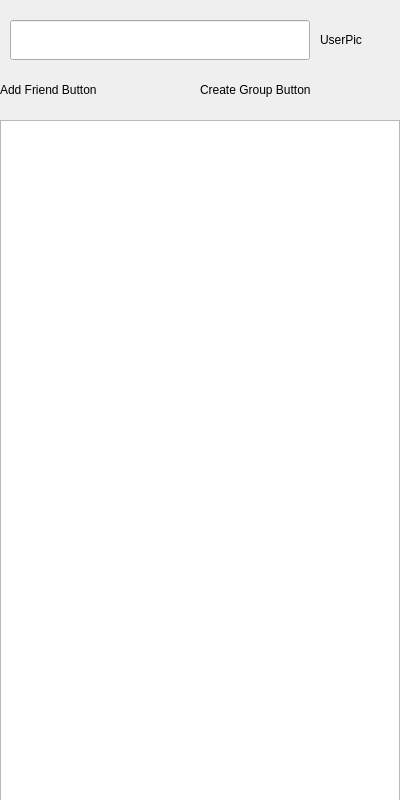
Old version of the form LCS/UI/mainwindow.ui in the repository SeeChen/LCS_lanChatSoftware.
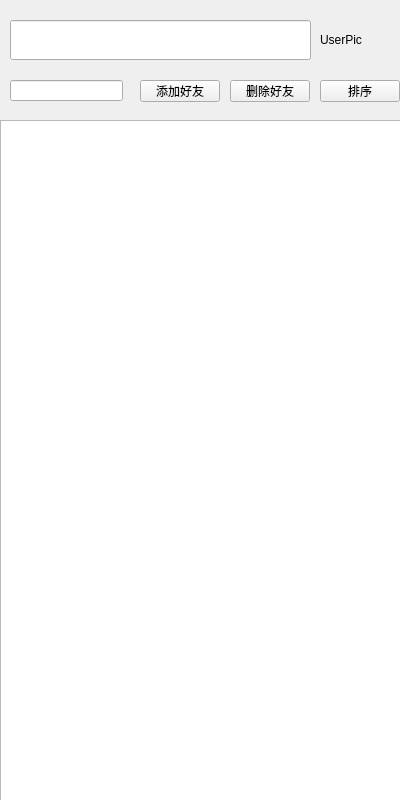
New version of the form.

Commit message:
添加mainWindow以及不完善的database类
-主database还不知道如何连接，自己想到的是用一个static的，只要连上去就都是同一个database不需要每个page都开自己的

```diff
--- a/LCS/UI/mainwindow.ui
+++ b/LCS/UI/mainwindow.ui
@@ -19,7 +19,7 @@
      <rect>
       <x>10</x>
       <y>20</y>
-      <width>300</width>
+      <width>301</width>
       <height>40</height>
      </rect>
     </property>
@@ -49,65 +49,65 @@
      <string>UserPic</string>
     </property>
    </widget>
-   <widget class="QLabel" name="labelCreateGroup">
+   <widget class="QPushButton" name="pushButtonAdd">
     <property name="geometry">
      <rect>
-      <x>200</x>
-      <y>60</y>
-      <width>200</width>
-      <height>60</height>
+      <x>140</x>
+      <y>80</y>
+      <width>80</width>
+      <height>22</height>
      </rect>
     </property>
-    <property name="sizePolicy">
-     <sizepolicy hsizetype="Fixed" vsizetype="Fixed">
-      <horstretch>0</horstretch>
-      <verstretch>0</verstretch>
-     </sizepolicy>
-    </property>
     <property name="text">
-     <string>Create Group Button</string>
+     <string>添加好友</string>
     </property>
-    <property name="scaledContents">
-     <bool>true</bool>
-    </property>
    </widget>
-   <widget class="QLabel" name="labelAddFriend">
+   <widget class="QPushButton" name="pushButtonDelete">
     <property name="geometry">
      <rect>
-      <x>0</x>
-      <y>60</y>
-      <width>200</width>
-      <height>60</height>
+      <x>230</x>
+      <y>80</y>
+      <width>80</width>
+      <height>22</height>
      </rect>
     </property>
-    <property name="sizePolicy">
-     <sizepolicy hsizetype="Fixed" vsizetype="Fixed">
-      <horstretch>0</horstretch>
-      <verstretch>0</verstretch>
-     </sizepolicy>
-    </property>
     <property name="text">
-     <string>Add Friend Button</string>
+     <string>删除好友</string>
     </property>
-    <property name="scaledContents">
-     <bool>true</bool>
+   </widget>
+   <widget class="QPushButton" name="pushButtonSort">
+    <property name="geometry">
+     <rect>
+      <x>320</x>
+      <y>80</y>
+      <width>80</width>
+      <height>22</height>
+     </rect>
     </property>
+    <property name="text">
+     <string>排序</string>
+    </property>
    </widget>
-   <widget class="QListView" name="listView">
+   <widget class="QTableView" name="tableView">
     <property name="geometry">
      <rect>
       <x>0</x>
       <y>120</y>
-      <width>400</width>
+      <width>401</width>
       <height>681</height>
      </rect>
     </property>
    </widget>
-   <zorder>lineEditSearch</zorder>
-   <zorder>labelCreateGroup</zorder>
-   <zorder>labelAddFriend</zorder>
-   <zorder>listView</zorder>
-   <zorder>labelPic</zorder>
+   <widget class="QLineEdit" name="lineEditAddId">
+    <property name="geometry">
+     <rect>
+      <x>10</x>
+      <y>80</y>
+      <width>113</width>
+      <height>21</height>
+     </rect>
+    </property>
+   </widget>
   </widget>
  </widget>
  <resources/>
```
The commit also changes 6 other files.
